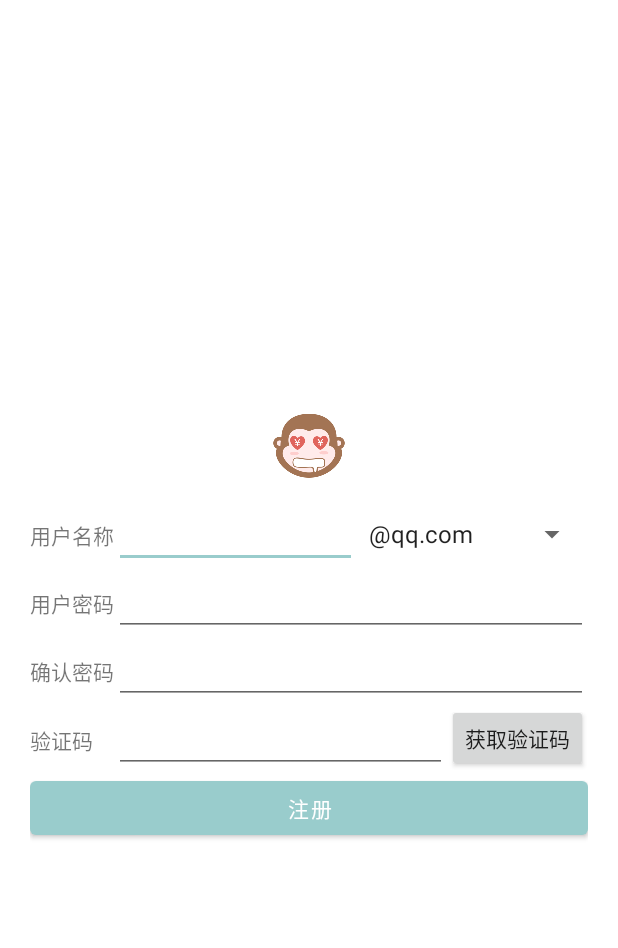
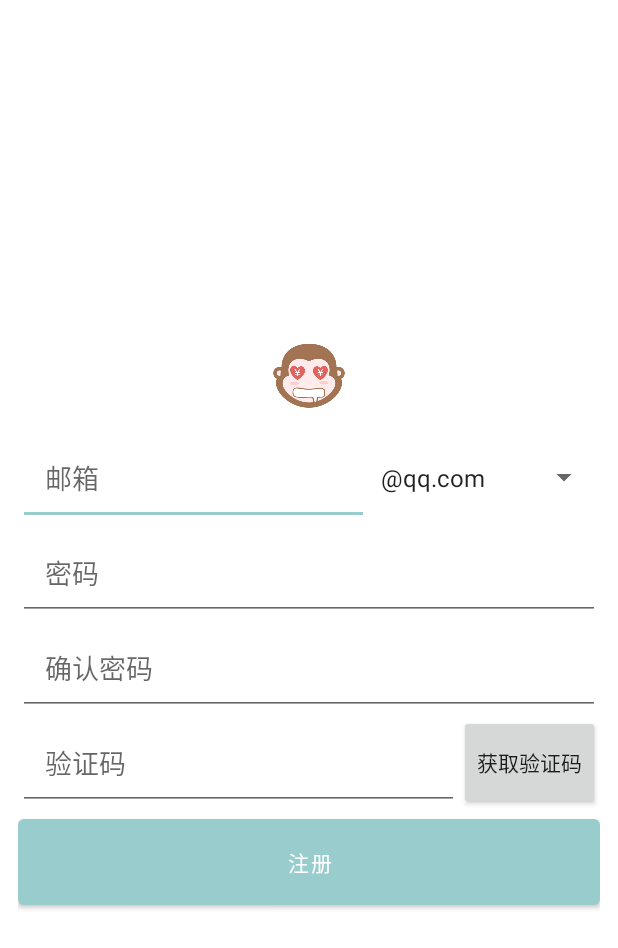
Before and after one commit to Nonoas/xbh_ledger, an Android app: the RegistryActivity screen opened directly, with no data from a screen before it, on a phone screen of 412 x 824 dp. Shown: the top 948 px of the screen. Run offline under Robolectric (Android 15) with nearby library versions, the light colour scheme and no system bars; libraries missing offline, so code that uses them is left out: com.alibaba.fastjson.

Commit message:
更改登录注册表单样式

```diff
--- a/app/src/main/java/indi/nonoas/xbh/http/UICallback.java
+++ b/app/src/main/java/indi/nonoas/xbh/http/UICallback.java
@@ -7,6 +7,7 @@ import android.util.Log;
 import androidx.annotation.NonNull;
 
 import java.io.IOException;
+import java.net.SocketTimeoutException;
 
 import indi.nonoas.xbh.common.log.ILogTag;
 import okhttp3.Call;
--- a/app/src/main/res/layout/activity_registry.xml
+++ b/app/src/main/res/layout/activity_registry.xml
@@ -19,17 +19,14 @@
         android:layout_height="wrap_content"
         android:orientation="horizontal">
 
-        <TextView
-            android:layout_width="wrap_content"
-            android:layout_height="wrap_content"
-            android:text="用户名称" />
-
         <EditText
             android:id="@+id/email_prefix"
             android:layout_width="0dp"
             android:layout_height="wrap_content"
             android:layout_weight="1"
-            android:inputType="textPersonName"
+            android:hint="邮箱"
+            android:inputType="textEmailAddress"
+            android:padding="@dimen/padding_xl"
             android:singleLine="true" />
 
         <Spinner
@@ -45,16 +42,13 @@
         android:layout_height="wrap_content"
         android:orientation="horizontal">
 
-        <TextView
-            android:layout_width="wrap_content"
-            android:layout_height="wrap_content"
-            android:text="用户密码" />
-
         <EditText
             android:id="@+id/et_password"
             android:layout_width="match_parent"
             android:layout_height="wrap_content"
-            android:inputType="textPassword" />
+            android:hint="密码"
+            android:inputType="textPassword"
+            android:padding="@dimen/padding_xl" />
     </LinearLayout>
 
     <LinearLayout
@@ -62,16 +56,13 @@
         android:layout_height="wrap_content"
         android:orientation="horizontal">
 
-        <TextView
-            android:layout_width="wrap_content"
-            android:layout_height="wrap_content"
-            android:text="确认密码" />
-
         <EditText
             android:id="@+id/et_confirm_password"
             android:layout_width="match_parent"
             android:layout_height="wrap_content"
-            android:inputType="textPassword" />
+            android:hint="确认密码"
+            android:inputType="textPassword"
+            android:padding="@dimen/padding_xl" />
     </LinearLayout>
 
     <LinearLayout
@@ -79,17 +70,14 @@
         android:layout_height="wrap_content"
         android:orientation="horizontal">
 
-        <TextView
-            android:layout_width="wrap_content"
-            android:layout_height="wrap_content"
-            android:text="验证码　" />
-
-            <EditText
+        <EditText
             android:id="@+id/et_verify_code"
             android:layout_width="0dp"
             android:layout_height="wrap_content"
             android:layout_weight="1"
-            android:inputType="textPassword" />
+            android:hint="验证码"
+            android:inputType="number"
+            android:padding="@dimen/padding_xl" />
 
         <indi.nonoas.xbh.view.button.VerifyCodeSendButton
             android:id="@+id/btn_send_verify_code"
@@ -102,6 +90,7 @@
         android:id="@+id/btn_register"
         android:layout_width="match_parent"
         android:layout_height="wrap_content"
+        android:padding="@dimen/padding_xl"
         android:text="注册" />
 
 </LinearLayout>
--- a/app/src/main/res/values/dimens.xml
+++ b/app/src/main/res/values/dimens.xml
@@ -7,8 +7,9 @@
     <dimen name="fab_margin">16dp</dimen>
 
     <dimen name="common_padding">12dp</dimen>
-    <dimen name="padding_m">5dp</dimen>
-    <dimen name="padding_l">20dp</dimen>
+    <dimen name="padding_m">6dp</dimen>
+    <dimen name="padding_l">12dp</dimen>
+    <dimen name="padding_xl">18dp</dimen>
     <dimen name="item_padding">10dp</dimen>
 
     <dimen name="common_radius">10dp</dimen>
--- a/app/src/main/res/values/strings.xml
+++ b/app/src/main/res/values/strings.xml
@@ -16,8 +16,10 @@
     <string name="close">关闭</string>
     <string name="menu_acc">账户列表</string>
     <string name="menu_home">主页</string>
+    <string name="login">登录</string>
+    <string name="registry">注册</string>
 
-    <!-- 字典翻译 -->
+    <!-- 字典翻译 beg -->
     <string name="dict_day">日</string>
     <string name="dict_month">月</string>
     <string name="dict_year">年</string>
@@ -25,5 +27,4 @@
     <string name="dict_acc_name">账户名称</string>
     <string name="dict_acc_balance">账户余额</string>
 
-
 </resources>
```
Also changed, not shown: app/src/main/java/indi/nonoas/xbh/http/BaseApi.java (+10 -5 lines), app/src/main/res/layout/activity_login.xml (+10 -14 lines).
